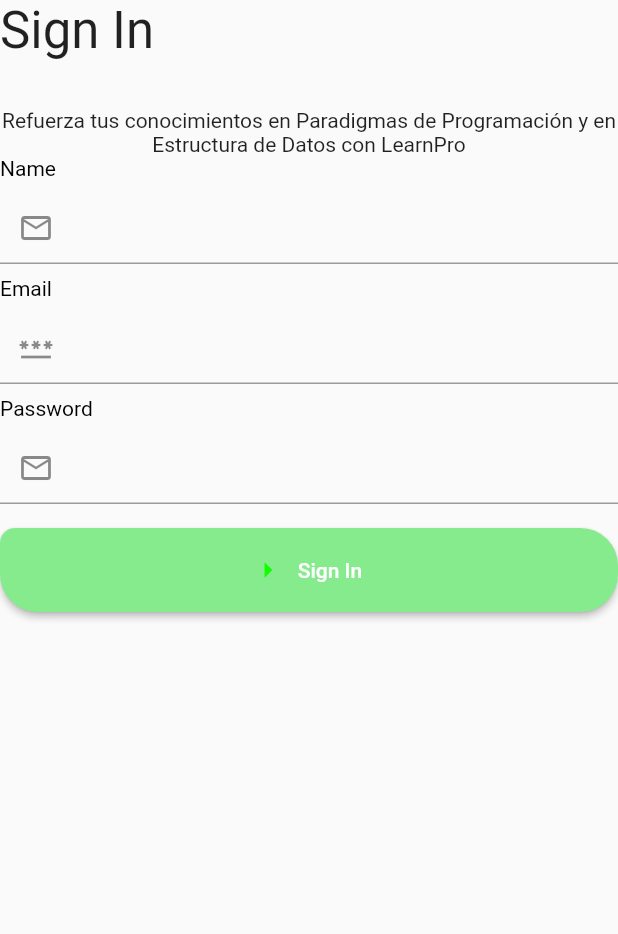
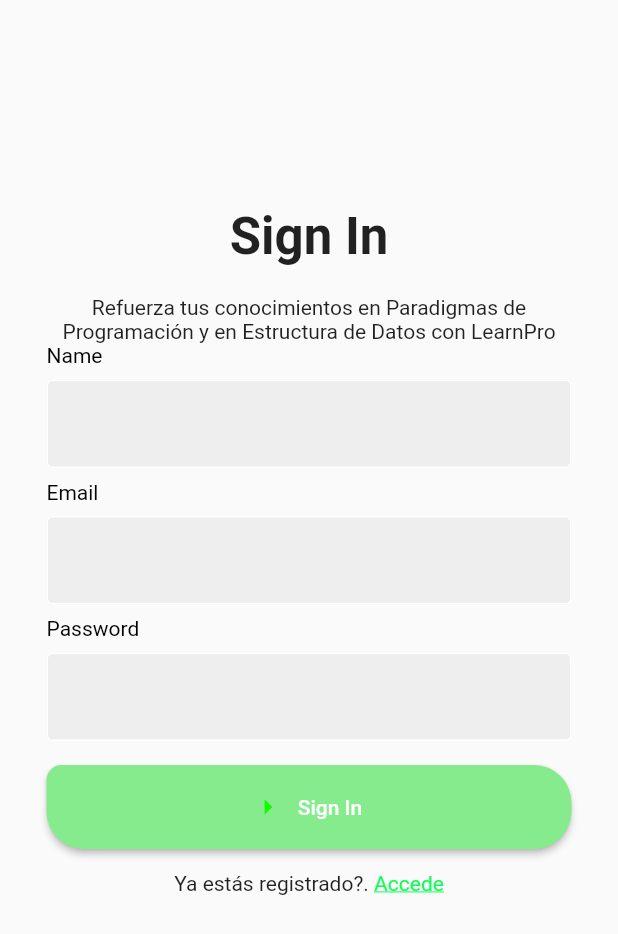
Before and after one commit to StefaRueRome/LearnPro_Flutter, a Flutter app: the screen it shows after launch, on a phone screen of 412 x 824 dp. Shown: the top 934 px of the screen. Run offline on Flutter 3.47's test engine with Material 2 defaults, Android fonts, the phone set to English and light mode, and no system bars; our stand-ins replace auto_size_text, chewie, get, shared_preferences, video_player; Roboto replaces fonts that are missing (Poppins).

```diff
--- a/lib/login/signup_page.dart
+++ b/lib/login/signup_page.dart
@@ -1,6 +1,9 @@
+import 'package:app_learn_pro/home_page.dart';
+import 'package:app_learn_pro/login/login_page.dart';
 import 'package:app_learn_pro/services/auth_services.dart';
 import 'package:flutter/material.dart';
 import 'package:flutter/widgets.dart';
+import 'package:get/get_navigation/src/snackbar/snackbar.dart';
 
 class SignupPage extends StatefulWidget{
   @override
@@ -17,67 +20,89 @@
   }
   @override
   Widget build(BuildContext context) {
-    return Scaffold(body: Column(
+    return Scaffold(body:
+    Center(
+      child: Container(
+        decoration: BoxDecoration(),///terminar
+        width: 350,
+        height: 550,
+        child: Column(
           crossAxisAlignment: CrossAxisAlignment.start,
           children: [
-        const Text(
+            Center(
+              child: const Text(
                 "Sign In",
                 style: TextStyle(
                   fontSize: 34,
                   fontFamily: "Poppins",
+                  fontWeight: FontWeight.bold
+                ),
               ),
             ),
             const Padding(
-          padding: const EdgeInsets.symmetric(vertical: 16)),
+              padding: const EdgeInsets.symmetric(vertical: 10)),
             const Text("Refuerza tus conocimientos en Paradigmas de Programación y en Estructura de Datos con LearnPro",
             textAlign: TextAlign.center,
             ),
             Text("Name",style: TextStyle(color: Colors.black),),
             Padding(
               padding: const EdgeInsets.only(top: 8,bottom: 8),
-          child: TextFormField(
+              child: TextField(
                 controller: nameController,
+                obscureText: false,
                 decoration: InputDecoration(
-              prefixIcon: Padding(
-                padding: EdgeInsets.symmetric(horizontal: 5),
-                child: Icon(Icons.email_outlined), //
-              )
+                  enabledBorder: OutlineInputBorder(
+                    borderSide: BorderSide(color: Colors.white),
                   ),
-
+                  focusedBorder: OutlineInputBorder(
+                    borderSide: BorderSide(color: Color.fromARGB(255, 85, 216, 3)),
+                  ),
+                  fillColor: Colors.grey.shade200,
+                  filled: true,
+                  hintStyle: TextStyle(color: Colors.grey[500])
+                ),
               ),
             ),
             Text("Email",style: TextStyle(color: Colors.black),),
             Padding(
               padding: const EdgeInsets.only(top: 8,bottom: 8),
-          child: TextFormField(
+              child: TextField(
                 controller: emailController,
                 obscureText: false,
                 decoration: InputDecoration(
-              prefixIcon: Padding(
-                padding: EdgeInsets.symmetric(horizontal: 5),
-                child:Icon(Icons.password),
-              )
+                  enabledBorder: OutlineInputBorder(
+                    borderSide: BorderSide(color: Color.fromARGB(255, 255, 255, 255)),
                   ),
-
+                  focusedBorder: OutlineInputBorder(
+                    borderSide: BorderSide(color: Color.fromARGB(255, 85, 216, 3)),
+                  ),
+                  fillColor: Colors.grey.shade200,
+                  filled: true,
+                  hintStyle: TextStyle(color: Colors.grey[500])
+                ),
               ),
             ),
             Text("Password",style: TextStyle(color: Colors.black),),
             Padding(
               padding: const EdgeInsets.only(top: 8,bottom: 8),
-          child: TextFormField(
+              child: TextField(
                 controller: passwordController,
                 obscureText: true,
                 decoration: InputDecoration(
-              prefixIcon: Padding(
-                padding: EdgeInsets.symmetric(horizontal: 5),
-                child: Icon(Icons.email_outlined), //
-              )
+                  enabledBorder: OutlineInputBorder(
+                    borderSide: BorderSide(color: Colors.white),
                   ),
-
+                  focusedBorder: OutlineInputBorder(
+                    borderSide: BorderSide(color: Color.fromARGB(255, 85, 216, 3)),
+                  ),
+                  fillColor: Colors.grey.shade200,
+                  filled: true,
+                  hintStyle: TextStyle(color: Colors.grey[500])
+                ),
               ),
             ),
             Padding(
-          padding: const EdgeInsets.only(top: 8, bottom: 24),
+              padding: const EdgeInsets.only(top: 8, bottom: 0),
               child: ElevatedButton.icon(
                 onPressed: () {
                   signupUser();
@@ -97,8 +122,24 @@
                 icon: const Icon(Icons.arrow_right, color: Color.fromARGB(255, 17, 254, 0),),
                 label: const Text("Sign In"),
               ),
-        )
+            ),
+            SizedBox(height: 15,),
+            Center(
+              child: Row(
+                mainAxisAlignment: MainAxisAlignment.center,
+                children: [
+                  Text("Ya estás registrado?. "),
+                  InkWell(child:Text("Accede", style: TextStyle(color: Color.fromARGB(255, 17, 254, 88),decoration: TextDecoration.underline),),onTap:(){
+                    Navigator.push(context, MaterialPageRoute(builder: (context)=> LoginScreen()));
+                  })
                 ],
+              ),
+            ),
+            SizedBox(height: 15,),
+
+          ],
+        ),
+      ),
     ));
   }
 }
--- a/pubspec.yaml
+++ b/pubspec.yaml
@@ -42,6 +42,7 @@
   auto_size_text: ^3.0.0
   http: ^0.13.5
   provider: ^6.0.5
+  shared_preferences: ^2.1.0
 
 dev_dependencies:
   flutter_test:
```
Also changed, not shown: lib/login/login_page.dart (+109 -0 lines), lib/services/auth_services.dart (+47 -0 lines), pubspec.lock, 2 other files. Lines whose indentation alone changed are shown as unchanged.
